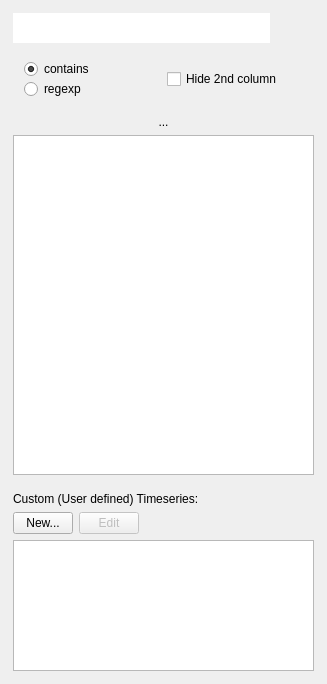
Above: plotter_gui/curvelist_panel.ui from facontidavide/PlotJuggler before the change. Below: the same form after it.
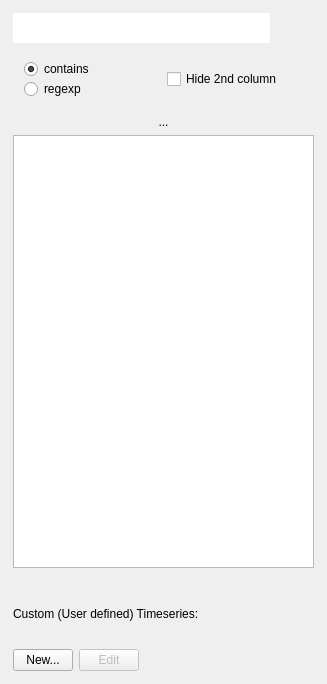
That is the form after the change. Icons and pictures are not drawn.

Commit message: custom seems to work

Diff of the .ui file:
```diff
--- a/plotter_gui/curvelist_panel.ui
+++ b/plotter_gui/curvelist_panel.ui
@@ -59,7 +59,7 @@
       <number>1</number>
      </property>
      <widget class="QWidget" name="layoutWidget">
-      <layout class="QVBoxLayout" name="verticalLayout" stretch="0,0,0,1">
+      <layout class="QVBoxLayout" name="verticalLayout" stretch="0,0,0,0">
        <property name="bottomMargin">
         <number>8</number>
        </property>
@@ -398,66 +398,6 @@
          </item>
         </layout>
        </item>
-       <item>
-        <widget class="QTableView" name="tableViewCustom">
-         <property name="sizePolicy">
-          <sizepolicy hsizetype="Expanding" vsizetype="Expanding">
-           <horstretch>0</horstretch>
-           <verstretch>1</verstretch>
-          </sizepolicy>
-         </property>
-         <property name="minimumSize">
-          <size>
-           <width>0</width>
-           <height>0</height>
-          </size>
-         </property>
-         <property name="font">
-          <font>
-           <pointsize>9</pointsize>
-          </font>
-         </property>
-         <property name="sizeAdjustPolicy">
-          <enum>QAbstractScrollArea::AdjustToContents</enum>
-         </property>
-         <property name="editTriggers">
-          <set>QAbstractItemView::NoEditTriggers</set>
-         </property>
-         <property name="showDropIndicator" stdset="0">
-          <bool>false</bool>
-         </property>
-         <property name="dragDropOverwriteMode">
-          <bool>false</bool>
-         </property>
-         <property name="selectionBehavior">
-          <enum>QAbstractItemView::SelectRows</enum>
-         </property>
-         <property name="showGrid">
-          <bool>false</bool>
-         </property>
-         <property name="gridStyle">
-          <enum>Qt::NoPen</enum>
-         </property>
-         <property name="wordWrap">
-          <bool>false</bool>
-         </property>
-         <property name="cornerButtonEnabled">
-          <bool>false</bool>
-         </property>
-         <attribute name="horizontalHeaderVisible">
-          <bool>false</bool>
-         </attribute>
-         <attribute name="verticalHeaderVisible">
-          <bool>false</bool>
-         </attribute>
-         <attribute name="verticalHeaderMinimumSectionSize">
-          <number>16</number>
-         </attribute>
-         <attribute name="verticalHeaderDefaultSectionSize">
-          <number>25</number>
-         </attribute>
-        </widget>
-       </item>
       </layout>
      </widget>
     </widget>
```
Left out of the diff: 2 changed lines with no effect on the pictures. The commit also changes 6 other files.
